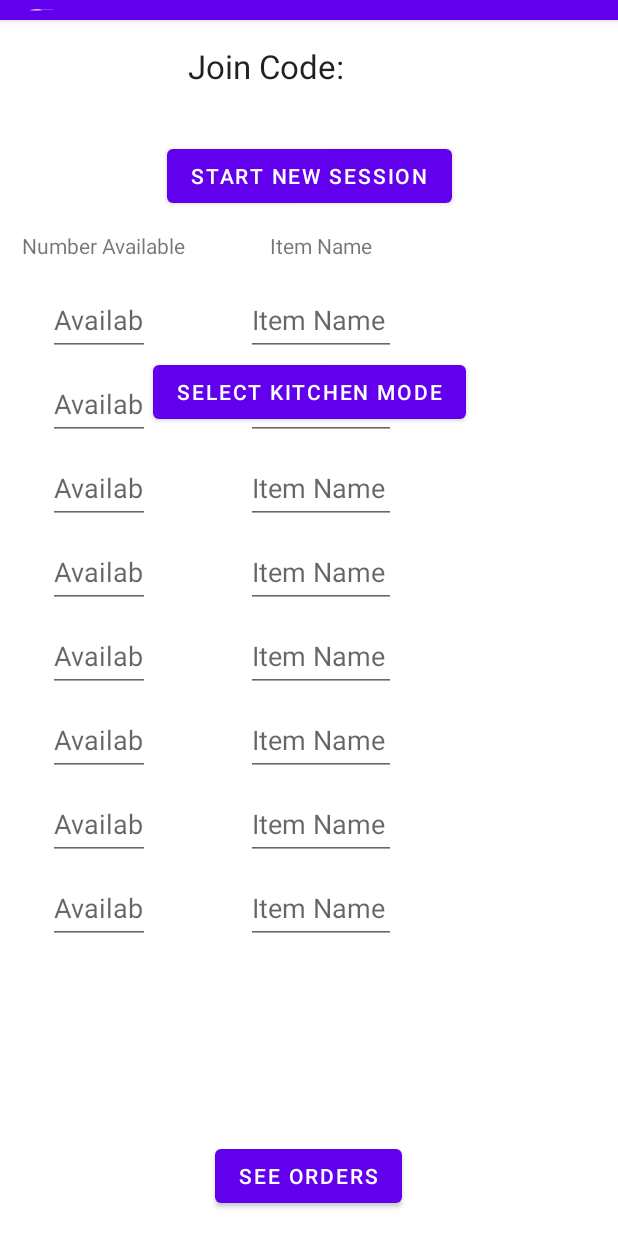
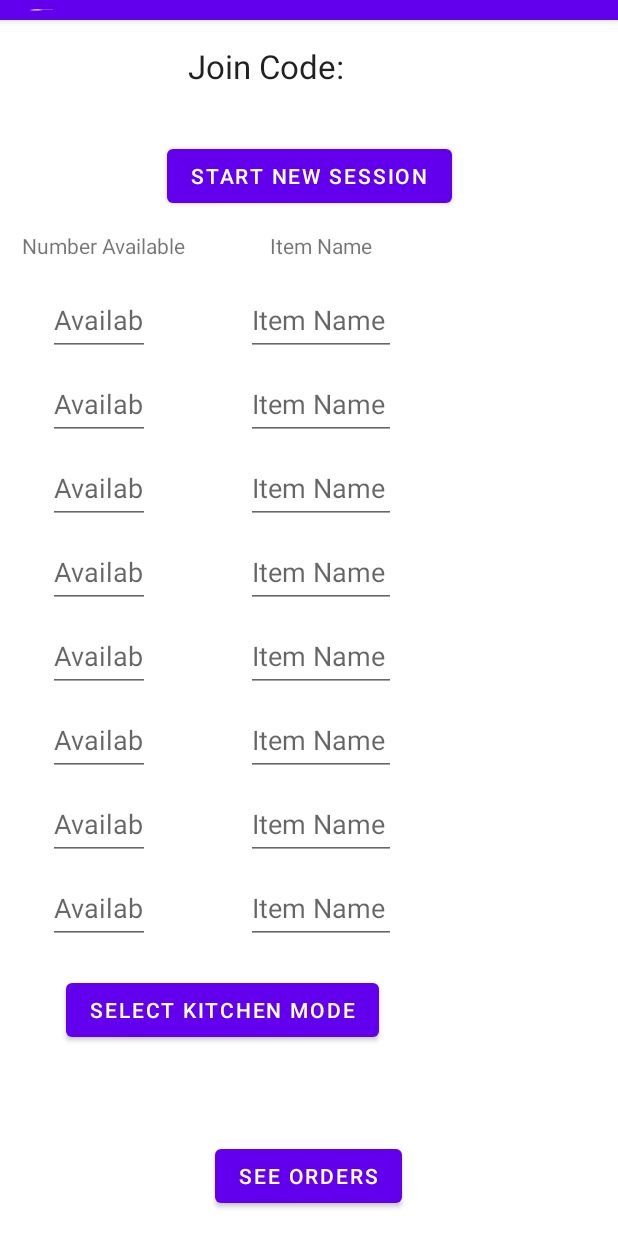
Before and after one commit to Person-in-existence/Order-App-Kitchen, an Android app: the SecondFragment screen opened through its navigation route, on a phone screen of 412 x 824 dp. Run offline under Robolectric (Android 15) with nearby library versions, the phone set to English and light mode, and no system bars; our stand-ins replace navigation-ui.

Commit message:
Fixed UI bug for phones

```diff
--- a/app/src/main/java/com/example/orderappkitchen/ServerSearchFragment.java
+++ b/app/src/main/java/com/example/orderappkitchen/ServerSearchFragment.java
@@ -91,6 +91,7 @@ public class ServerSearchFragment extends Fragment {
                     button.setOnClickListener(view->joinServer(device));
                     deviceRow.addView(button);
 
+
                     binding.deviceTable.addView(deviceRow);
 
                 } catch (Exception ignored) {}
--- a/app/src/main/res/layout/fragment_second.xml
+++ b/app/src/main/res/layout/fragment_second.xml
@@ -244,10 +244,10 @@
         android:id="@+id/chooseConfigButton"
         android:layout_width="wrap_content"
         android:layout_height="wrap_content"
-        android:layout_marginTop="96dp"
+        android:layout_marginTop="20dp"
         android:text="@string/kitchen_mode_button"
-        app:layout_constraintEnd_toEndOf="parent"
-        app:layout_constraintStart_toStartOf="parent"
-        app:layout_constraintTop_toBottomOf="@+id/newSession" />
+        app:layout_constraintEnd_toEndOf="@+id/itemEight"
+        app:layout_constraintStart_toStartOf="@+id/availableEight"
+        app:layout_constraintTop_toBottomOf="@+id/availableEight" />
 
 </androidx.constraintlayout.widget.ConstraintLayout>
```
